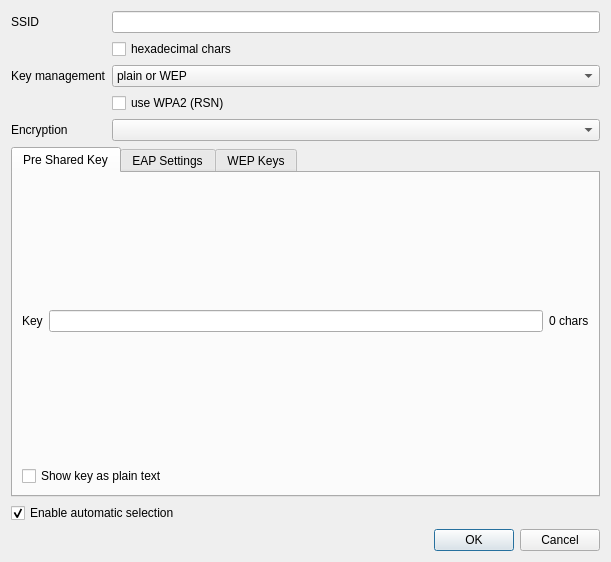
Qt form qnut/apconf.ui (dosnut/nut) before a commit.
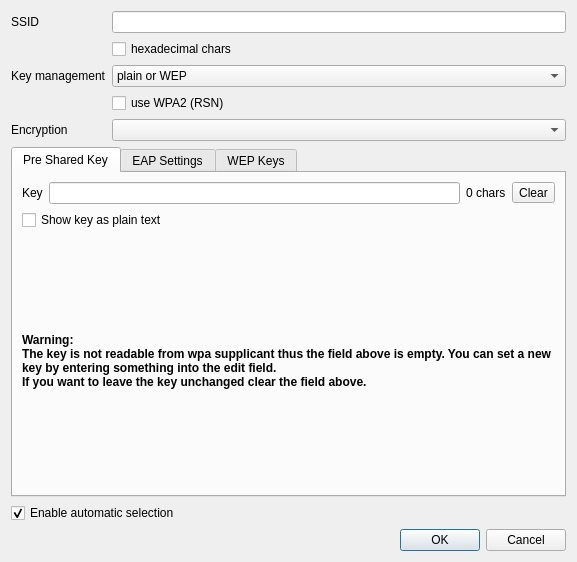
The same form after that commit.

Commit message: [QNUT] wireless settings: configure managed ap fully implemented

Diff of the .ui file:
```diff
--- a/qnut/apconf.ui
+++ b/qnut/apconf.ui
@@ -5,7 +5,7 @@
    <rect>
     <x>0</x>
     <y>0</y>
-    <width>611</width>
+    <width>577</width>
     <height>562</height>
    </rect>
   </property>
@@ -127,6 +127,13 @@
            </property>
           </widget>
          </item>
+         <item>
+          <widget class="QToolButton" name="clearButton" >
+           <property name="text" >
+            <string>Clear</string>
+           </property>
+          </widget>
+         </item>
         </layout>
        </item>
        <item>
@@ -136,6 +143,24 @@
          </property>
         </widget>
        </item>
+       <item>
+        <widget class="QLabel" name="warningLabel" >
+         <property name="font" >
+          <font>
+           <weight>75</weight>
+           <bold>true</bold>
+          </font>
+         </property>
+         <property name="text" >
+          <string>Warning:
+The key is not readable from wpa supplicant thus the field above is empty. You can set a new key by entering something into the edit field.
+If you want to leave the key unchanged clear the field above.</string>
+         </property>
+         <property name="wordWrap" >
+          <bool>true</bool>
+         </property>
+        </widget>
+       </item>
       </layout>
      </widget>
      <widget class="QWidget" name="eapTab" >
```
Left out of the diff: 20 changed lines with no effect on the pictures. The commit also changes 2 other files.
